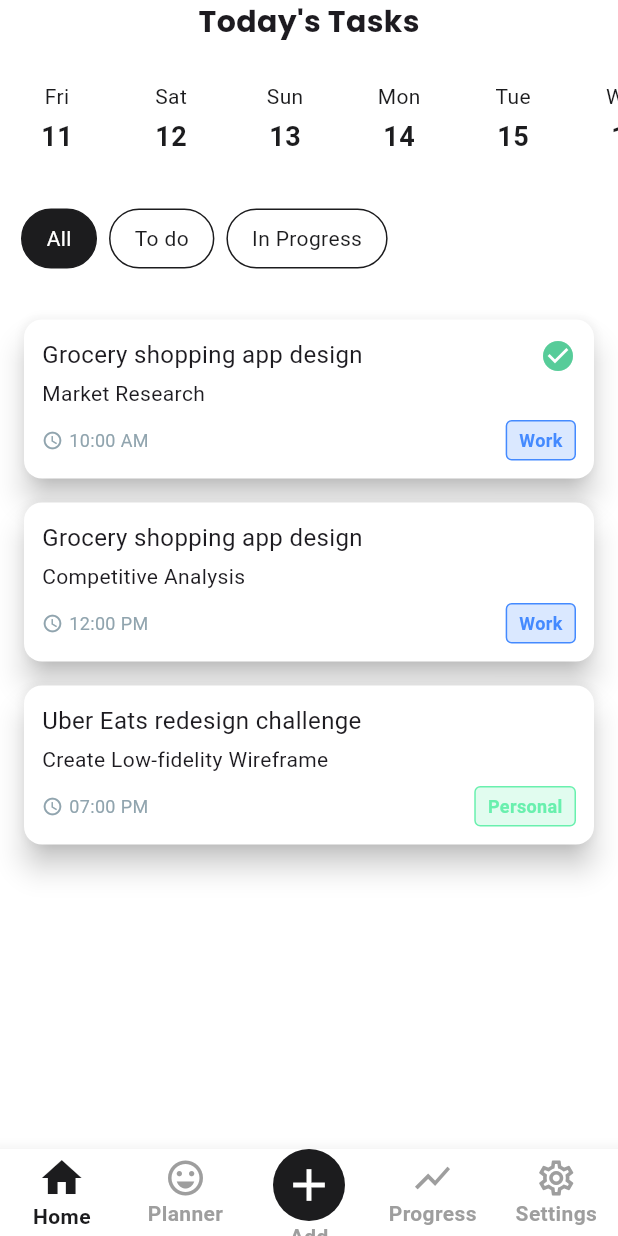
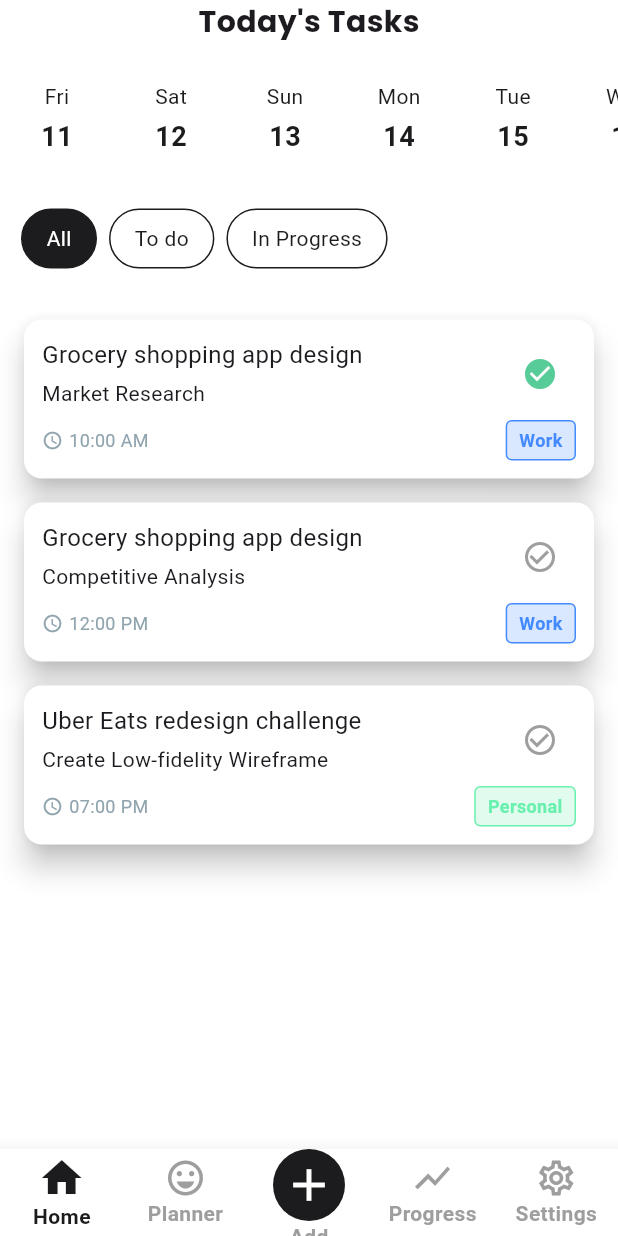
Before and after one commit to Faizan-Afzal2/marham_softec_frontend, a Flutter app: the PlannerScreen screen opened by its route, on a phone screen of 412 x 824 dp. Run offline on Flutter 3.47's test engine with Material 3 defaults, Android fonts, the phone set to English and light mode, and no system bars; drawn by our look-alikes of stylish_bottom_bar; our stand-ins replace go_router, google_fonts, image_picker, percent_indicator, shared_preferences; accounts and stored records are empty.

Commit message:
Icon fix

```diff
--- a/lib/core/theme/app_colors.dart
+++ b/lib/core/theme/app_colors.dart
@@ -10,4 +10,5 @@ class AppColors {
   static const Color cardLight = Color(0xFFFFFFFF);
   static const Color cardDark = Color(0xFF1E1E1E);
   static const Color customGreen = Color(0xFF57cc99);
+  static const Color customRed = Color(0xFFc1121f);
 }
--- a/lib/features/mood/view/planner_screen.dart
+++ b/lib/features/mood/view/planner_screen.dart
@@ -261,16 +261,31 @@ class _PlannerScreenState extends State<PlannerScreen> {
                   ),
                 ],
               ),
-              if (task['completed'])
-                Positioned(
-                  right: 0,
-                  top: 0,
-                  child: Icon(
-                    Icons.check_circle,
-                    color: AppColors.customGreen,
+              Positioned(
+                right: 0,
+                top: 0,
+                child: IconButton(
+                  icon: Icon(
+                    task['completed']
+                        ? Icons.check_circle
+                        : Icons.check_circle_outline,
+                    color:
+                        task['completed'] ? AppColors.customGreen : Colors.grey,
                     size: 24,
                   ),
+                  onPressed: () {
+                    setState(() {
+                      task['completed'] = !task['completed'];
+                    });
+                  },
+                  splashColor: Colors.transparent,
+                  highlightColor: Colors.transparent,
+                  constraints: const BoxConstraints(),
+                  padding: EdgeInsets.zero,
+                  tooltip:
+                      task['completed'] ? 'Mark as not done' : 'Mark as done',
                 ),
+              ),
             ],
           ),
         ),
```
